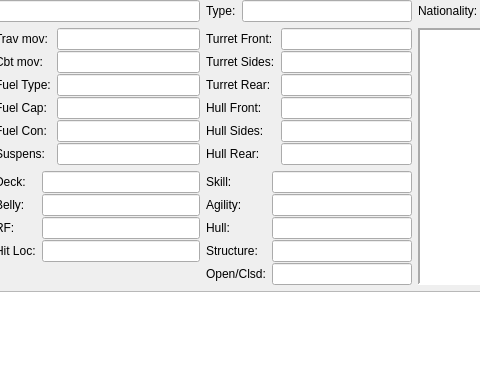
Before: the Qt Designer form Qt5/Vehicle/vehicleform.ui in GDW-RPG-Scripts/gdw-rpg-vehicles, drawn with Qt 5; both pictures show x 217 to 697 and y 0 to 388 of the 840 by 490 pixel window.
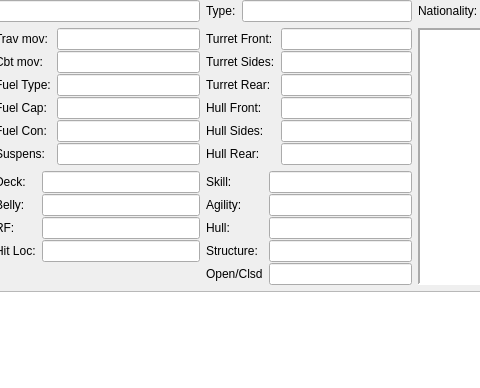
After: the same form once the commit is applied.

```diff
--- a/Qt5/Vehicle/vehicleform.ui
+++ b/Qt5/Vehicle/vehicleform.ui
@@ -924,7 +924,7 @@
         <item row="6" column="0">
          <widget class="QLabel" name="openClosedLabel">
           <property name="text">
-           <string>Open/Clsd:</string>
+           <string>Open/Clsd</string>
           </property>
          </widget>
         </item>
```
Left out of the diff: 4 changed lines with no effect on the pictures.
